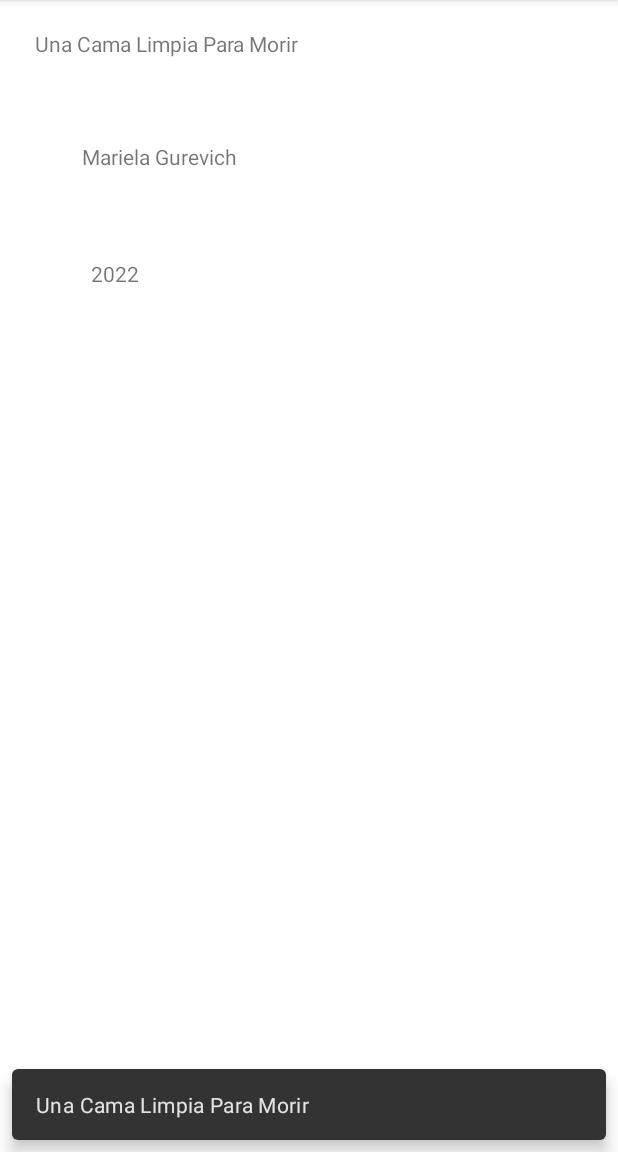
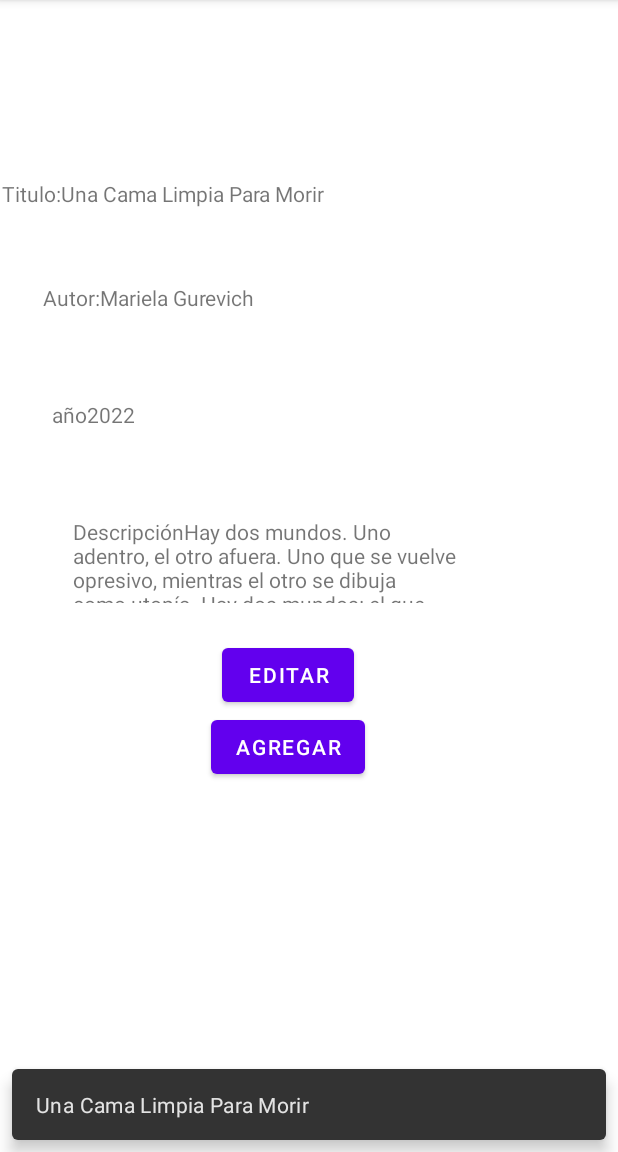
Before and after one commit to maeterriUTN/booklist, an Android app: the screen it shows after launch (MainActivity), after a tap on "Mariela Gurevich", on a phone screen of 412 x 824 dp, the part 84-1236 px from its top. Run offline under Robolectric (Android 15) with nearby library versions, the light colour scheme and no system bars; our stand-ins replace Room's generated code; 2 other taps on this screen came first.

Commit message:
Se agregó pantalla de añadir editar

```diff
--- a/app/src/main/java/com/utn/booklist/fragments/BookDetailFragment.kt
+++ b/app/src/main/java/com/utn/booklist/fragments/BookDetailFragment.kt
@@ -6,7 +6,9 @@ import androidx.fragment.app.Fragment
 import android.view.LayoutInflater
 import android.view.View
 import android.view.ViewGroup
+import android.widget.Button
 import android.widget.TextView
+import androidx.navigation.fragment.findNavController
 import com.google.android.material.snackbar.Snackbar
 import com.utn.booklist.R
 import com.utn.booklist.entities.AppDatabase
@@ -20,6 +22,8 @@ class BookDetailFragment : Fragment() {
     lateinit var txtAuthor : TextView
     lateinit var txtYear : TextView
     lateinit var txtDescription : TextView
+    lateinit var btnEdit : Button
+    lateinit var btnAdd : Button
     lateinit var v : View
     var arg : Int = 0
     private var db: AppDatabase? = null
@@ -34,6 +38,8 @@ class BookDetailFragment : Fragment() {
         txtTitle=v.findViewById(R.id.txtTitleDescription)
         txtYear=v.findViewById(R.id.txtYearDescription)
         txtDescription=v.findViewById(R.id.txtDescription)
+        btnEdit=v.findViewById(R.id.buttonEdit)
+        btnAdd=v.findViewById(R.id.buttonAdd)
 
 
         return v
@@ -46,11 +52,22 @@ class BookDetailFragment : Fragment() {
         arg = BookDetailFragmentArgs.fromBundle(requireArguments()).Argumento
         listOfBook = userDao?.getAll()
         listOfBook2=listOfBook!!
-        txtTitle.setText(listOfBook2[arg].title)
-        txtAuthor.setText(listOfBook2[arg].author)
-        txtYear.setText(listOfBook2[arg].year.toString())
-        txtDescription.setText(listOfBook2[arg].description)
+        txtTitle.setText("Titulo:"+listOfBook2[arg].title)
+        txtAuthor.setText("Autor:"+listOfBook2[arg].author)
+        txtYear.setText("año"+listOfBook2[arg].year.toString())
+        txtDescription.setText("Descripción"+listOfBook2[arg].description)
         Snackbar.make(v, listOfBook2[arg].title, Snackbar.LENGTH_LONG).show()
+
+        btnEdit.setOnClickListener {
+            val action = BookDetailFragmentDirections.actionBookDetailFragmentToAddEditFragment(arg)
+            findNavController().navigate(action)
+
+        }
+        btnAdd.setOnClickListener {
+            val action = BookDetailFragmentDirections.actionBookDetailFragmentToAddEditFragment(-1)
+            findNavController().navigate(action)
+
+        }
 
     }
 
--- a/app/src/main/java/com/utn/booklist/fragments/BookListFragment.kt
+++ b/app/src/main/java/com/utn/booklist/fragments/BookListFragment.kt
@@ -44,7 +44,7 @@ class BookListFragment : Fragment() {
         userDao = db?.userDao()
         userDao?.insertBook(Book(1,"El Aleph","Jorge Luis Borges","","",1949))
         userDao?.insertBook(Book(2,"Rayuela","Julio Cortazar","","",1963))
-        userDao?.insertBook(Book(3,"Una Cama Limpia Para Morir","Mariela Gurevich","","",2022))
+        userDao?.insertBook(Book(3,"Una Cama Limpia Para Morir","Mariela Gurevich","Hay dos mundos. Uno adentro, el otro afuera. Uno que se vuelve opresivo, mientras el otro se dibuja como utopía. Hay dos mundos: el que habitan las travas que son arriadas como ganado al matadero para ser carne de experimentación","",2022))
         userDao?.insertBook(Book(4,"Un mundo felíz","Aldous Huxley","","",1932))
         userDao?.insertBook(Book(5,"Sobre Heroes y Tumbas","Ernesto Sabato","","",1961))
         userDao?.insertBook(Book(6,"Las intermintencias de la Muerte","José Saramago","","",2005))
--- a/app/src/main/res/layout/fragment_book_detail.xml
+++ b/app/src/main/res/layout/fragment_book_detail.xml
@@ -3,16 +3,18 @@
     xmlns:app="http://schemas.android.com/apk/res-auto"
     xmlns:tools="http://schemas.android.com/tools"
     android:id="@+id/frameLayout"
-    android:layout_width="match_parent"
-    android:layout_height="match_parent"
+    android:layout_width="wrap_content"
+    android:layout_height="wrap_content"
+    android:layout_marginVertical="100dp"
     tools:context=".fragments.BookDetailFragment">
 
     <TextView
         android:id="@+id/txtTitleDescription"
-        android:layout_width="366dp"
-        android:layout_height="75dp"
+        android:layout_width="357dp"
+        android:layout_height="69dp"
         android:text="Titulo"
         app:layout_constraintEnd_toEndOf="parent"
+        app:layout_constraintHorizontal_bias="0.0"
         app:layout_constraintStart_toStartOf="parent"
         app:layout_constraintTop_toTopOf="parent" />
 
@@ -36,10 +38,30 @@
 
     <TextView
         android:id="@+id/txtDescription"
-        android:layout_width="261dp"
-        android:layout_height="78dp"
+        android:layout_width="263dp"
+        android:layout_height="57dp"
         android:text="Descripción"
         app:layout_constraintEnd_toEndOf="@+id/txtYearDescription"
         app:layout_constraintStart_toStartOf="@+id/txtYearDescription"
         app:layout_constraintTop_toBottomOf="@+id/txtYearDescription" />
+
+    <Button
+        android:id="@+id/buttonEdit"
+        android:layout_width="wrap_content"
+        android:layout_height="wrap_content"
+        android:layout_marginTop="24dp"
+        android:text="Editar"
+        app:layout_constraintEnd_toEndOf="@+id/txtDescription"
+        app:layout_constraintHorizontal_bias="0.568"
+        app:layout_constraintStart_toStartOf="@+id/txtDescription"
+        app:layout_constraintTop_toBottomOf="@+id/txtDescription" />
+
+    <Button
+        android:id="@+id/buttonAdd"
+        android:layout_width="wrap_content"
+        android:layout_height="wrap_content"
+        android:text="Agregar"
+        app:layout_constraintEnd_toEndOf="@+id/buttonEdit"
+        app:layout_constraintStart_toStartOf="@+id/buttonEdit"
+        app:layout_constraintTop_toBottomOf="@+id/buttonEdit" />
 </androidx.constraintlayout.widget.ConstraintLayout>
--- a/app/src/main/res/layout/fragment_book_list.xml
+++ b/app/src/main/res/layout/fragment_book_list.xml
@@ -5,7 +5,8 @@
     android:id="@+id/frameLayout2"
     android:layout_width="match_parent"
     android:layout_height="match_parent"
-    tools:context=".fragments.BookListFragment" >
+    android:layout_marginVertical="100dp"
+    tools:context=".fragments.BookListFragment">
 
     <androidx.recyclerview.widget.RecyclerView
         android:id="@+id/BookList"
--- a/app/src/main/res/navigation/main_navgraph.xml
+++ b/app/src/main/res/navigation/main_navgraph.xml
@@ -22,5 +22,17 @@
         <argument
             android:name="Argumento"
             app:argType="integer" />
+        <action
+            android:id="@+id/action_bookDetailFragment_to_addEditFragment"
+            app:destination="@id/addEditFragment" />
+    </fragment>
+    <fragment
+        android:id="@+id/addEditFragment"
+        android:name="com.utn.booklist.fragments.AddEditFragment"
+        android:label="fragment_add_edit"
+        tools:layout="@layout/fragment_add_edit" >
+        <argument
+            android:name="arg2"
+            app:argType="integer" />
     </fragment>
 </navigation>
```
Also changed, not shown: app/src/main/java/com/utn/booklist/fragments/AddEditFragment.kt (added, +39 -0 lines), app/src/main/java/com/utn/booklist/fragments/AddEditViewModel.kt (added, +7 -0 lines), app/src/main/res/layout/fragment_add_edit.xml (added, +78 -0 lines).
